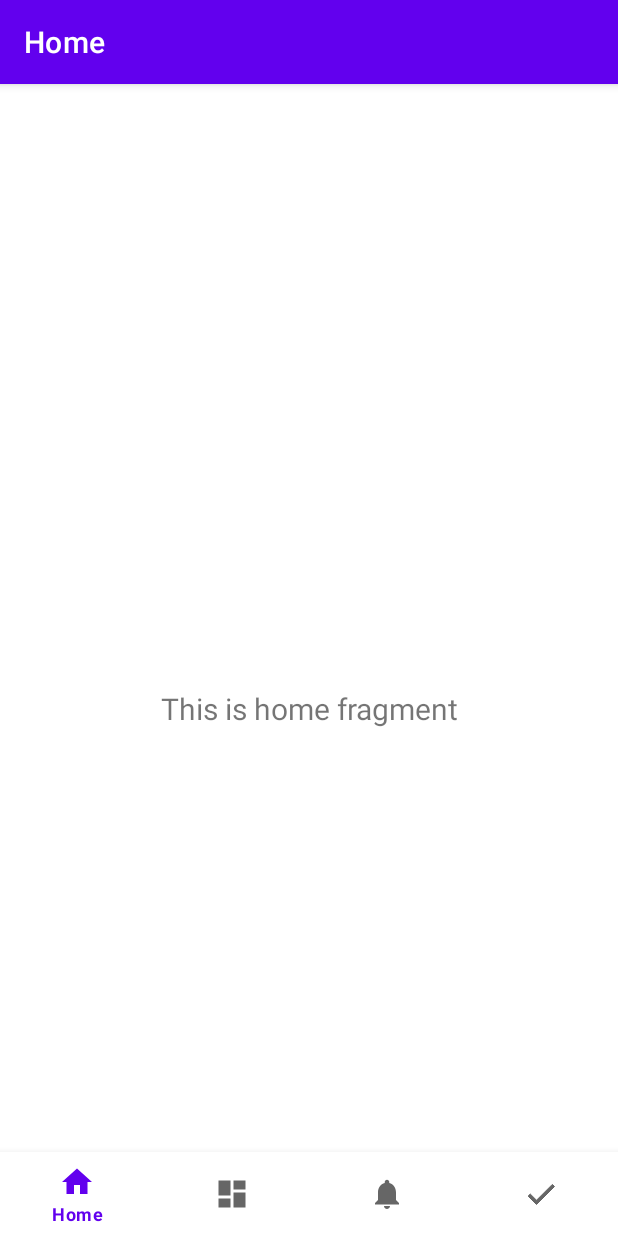
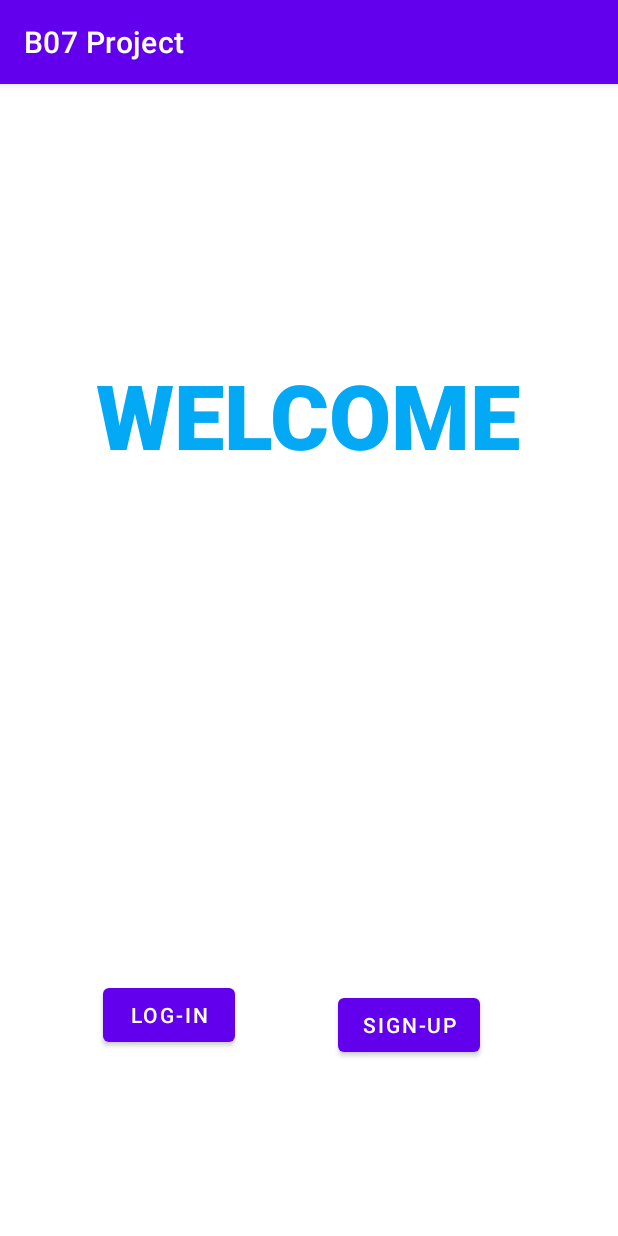
Before and after one commit to emmimelon/B07-Project, an Android app: the screen it shows after launch (MainActivity before the commit, WelcomeActivity after it), on a phone screen of 412 x 824 dp. Run offline under Robolectric (Android 15) with nearby library versions, the phone set to English and light mode, and no system bars.

Commit message:
created basic welcome page, links to login and signup. moved login and signup fragments outside of UI folder.

```diff
--- a/app/src/main/AndroidManifest.xml
+++ b/app/src/main/AndroidManifest.xml
@@ -13,15 +13,19 @@
         android:theme="@style/Theme.B07Project"
         tools:targetApi="31">
         <activity
-            android:name=".MainActivity"
-            android:exported="true"
-            android:label="@string/app_name">
+            android:name=".WelcomeActivity"
+            android:exported="true">
             <intent-filter>
                 <action android:name="android.intent.action.MAIN" />
 
                 <category android:name="android.intent.category.LAUNCHER" />
             </intent-filter>
         </activity>
+        <activity
+            android:name=".MainActivity"
+            android:exported="true"
+            android:label="@string/app_name">
+        </activity>
     </application>
 
 </manifest>
--- /dev/null
+++ b/app/src/main/java/com/example/b07project/WelcomeActivity.java
@@ -0,0 +1,46 @@
+package com.example.b07project;
+
+import androidx.appcompat.app.AppCompatActivity;
+import androidx.fragment.app.Fragment;
+import androidx.fragment.app.FragmentTransaction;
+
+import android.os.Bundle;
+import android.view.View;
+import android.widget.Button;
+
+import com.example.b07project.login.LoginFragment;
+import com.example.b07project.signup.SignUpFragment;
+
+public class WelcomeActivity extends AppCompatActivity {
+
+    Button goLogin;
+    Button goSignup;
+    @Override
+    protected void onCreate(Bundle savedInstanceState) {
+        super.onCreate(savedInstanceState);
+        setContentView(R.layout.activity_welcome);
+
+        goLogin = findViewById(R.id.login);
+        goSignup = findViewById(R.id.signup);
+        goLogin.setOnClickListener(new View.OnClickListener() {
+            @Override
+            public void onClick(View v) {
+                goLogin.setVisibility(View.GONE);
+                goSignup.setVisibility(View.GONE);
+                Fragment loginFragment = new LoginFragment();
+                FragmentTransaction fragmentTransaction = getSupportFragmentManager().beginTransaction();
+                fragmentTransaction.replace(R.id.welcomeContainer, loginFragment).commit();
+            }
+        });
+        goSignup.setOnClickListener(new View.OnClickListener() {
+            @Override
+            public void onClick(View v) {
+                goLogin.setVisibility(View.GONE);
+                goSignup.setVisibility(View.GONE);
+                Fragment signupFragment = new SignUpFragment();
+                FragmentTransaction fragmentTransaction = getSupportFragmentManager().beginTransaction();
+                fragmentTransaction.replace(R.id.welcomeContainer, signupFragment).commit();
+            }
+        });
+    }
+}
--- a/app/src/main/java/com/example/b07project/ui/signup/SignUpFragment.java
+++ b/app/src/main/java/com/example/b07project/login/LoginFragment.java
@@ -1,16 +1,23 @@
-package com.example.b07project.ui.signup;
+package com.example.b07project.login;
 
 import android.os.Bundle;
+
+import androidx.annotation.NonNull;
+import androidx.fragment.app.Fragment;
+
 import android.view.LayoutInflater;
 import android.view.View;
 import android.view.ViewGroup;
 
-import androidx.annotation.NonNull;
-import androidx.fragment.app.Fragment;
-
 import com.example.b07project.R;
 
-public class SignUpFragment extends Fragment {
+/**
+ * A simple {@link Fragment} subclass.
+ * Use the {@link LoginFragment#newInstance} factory method to
+ * create an instance of this fragment.
+ */
+public class LoginFragment extends Fragment {
+
 
     @Override
     public View onCreateView(LayoutInflater inflater, ViewGroup container,
@@ -37,5 +44,4 @@ public class SignUpFragment extends Fragment {
         });
     }
 
-
 }
--- a/app/src/main/java/com/example/b07project/ui/login/LoginFragment.java
+++ b/app/src/main/java/com/example/b07project/signup/SignUpFragment.java
@@ -1,23 +1,16 @@
-package com.example.b07project.ui.login;
+package com.example.b07project.signup;
 
 import android.os.Bundle;
+import android.view.LayoutInflater;
+import android.view.View;
+import android.view.ViewGroup;
 
 import androidx.annotation.NonNull;
 import androidx.fragment.app.Fragment;
 
-import android.view.LayoutInflater;
-import android.view.View;
-import android.view.ViewGroup;
-
 import com.example.b07project.R;
 
-/**
- * A simple {@link Fragment} subclass.
- * Use the {@link LoginFragment#newInstance} factory method to
- * create an instance of this fragment.
- */
-public class LoginFragment extends Fragment {
-
+public class SignUpFragment extends Fragment {
 
     @Override
     public View onCreateView(LayoutInflater inflater, ViewGroup container,
@@ -44,4 +37,5 @@ public class LoginFragment extends Fragment {
         });
     }
 
+
 }
--- /dev/null
+++ b/app/src/main/res/layout/activity_welcome.xml
@@ -0,0 +1,47 @@
+<?xml version="1.0" encoding="utf-8"?>
+<androidx.constraintlayout.widget.ConstraintLayout xmlns:android="http://schemas.android.com/apk/res/android"
+    xmlns:app="http://schemas.android.com/apk/res-auto"
+    xmlns:tools="http://schemas.android.com/tools"
+    android:layout_width="match_parent"
+    android:layout_height="match_parent"
+    android:id="@+id/welcomeContainer"
+    tools:context=".WelcomeActivity">
+
+    <TextView
+        android:id="@+id/textView"
+        android:layout_width="wrap_content"
+        android:layout_height="wrap_content"
+        android:layout_marginTop="180dp"
+        android:fontFamily="sans-serif-black"
+        android:text="WELCOME"
+        android:textColor="#03A9F4"
+        android:textSize="60sp"
+        app:layout_constraintEnd_toEndOf="parent"
+        app:layout_constraintHorizontal_bias="0.496"
+        app:layout_constraintStart_toStartOf="parent"
+        app:layout_constraintTop_toTopOf="parent">
+
+    </TextView>
+
+    <Button
+        android:id="@+id/login"
+        android:layout_width="wrap_content"
+        android:layout_height="wrap_content"
+        android:layout_marginTop="212dp"
+        android:text="Log-in"
+        app:layout_constraintBottom_toBottomOf="parent"
+        app:layout_constraintEnd_toStartOf="@+id/signup"
+        app:layout_constraintStart_toStartOf="parent"
+        app:layout_constraintTop_toBottomOf="@+id/textView" />
+
+    <Button
+        android:id="@+id/signup"
+        android:layout_width="wrap_content"
+        android:layout_height="wrap_content"
+        android:layout_marginEnd="92dp"
+        android:text="Sign-up"
+        app:layout_constraintBottom_toBottomOf="parent"
+        app:layout_constraintEnd_toEndOf="parent"
+        app:layout_constraintTop_toBottomOf="@+id/textView"
+        app:layout_constraintVertical_bias="0.746" />
+</androidx.constraintlayout.widget.ConstraintLayout>
--- a/app/src/main/res/layout/fragment_login.xml
+++ b/app/src/main/res/layout/fragment_login.xml
@@ -104,5 +104,5 @@
         app:layout_constraintHorizontal_bias="0.497"
         app:layout_constraintStart_toStartOf="parent"
         app:layout_constraintTop_toBottomOf="@+id/email" />
-
+    />
 </androidx.constraintlayout.widget.ConstraintLayout>
```
